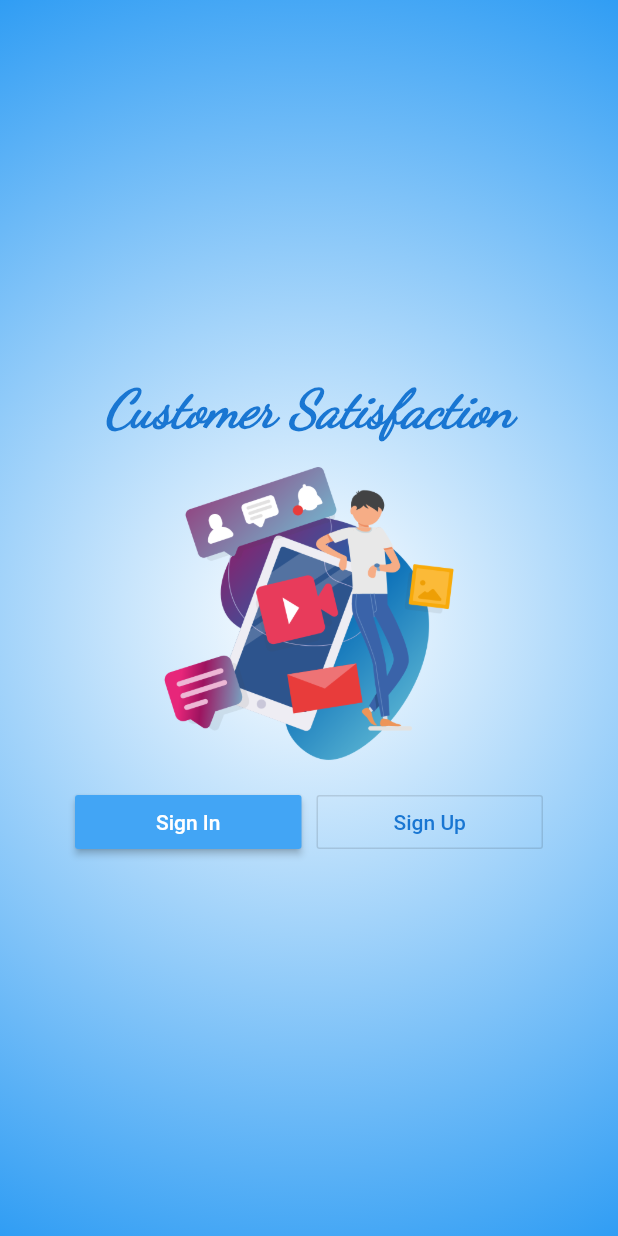
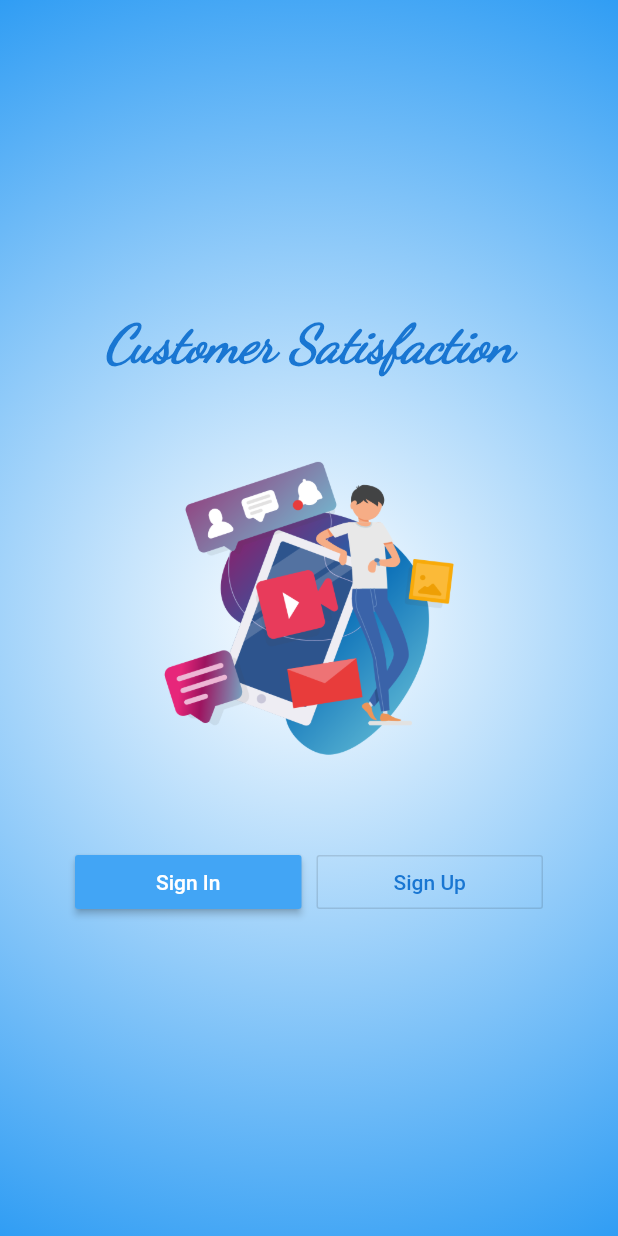
Before and after one commit to amornpan/first_flutter, a Flutter app: the screen it shows after launch, on a phone screen of 412 x 824 dp. Run offline on Flutter 3.47's test engine with Material 2 defaults, Android fonts, the phone set to English and light mode, and no system bars; our stand-ins replace firebase_auth; accounts and stored records are empty.

```diff
--- a/lib/screens/home.dart
+++ b/lib/screens/home.dart
@@ -35,7 +35,7 @@ class _HomeState extends State<Home> {
   Widget mySizebox() {
     return SizedBox(
       width: 10.0,
-      height: 15.0,
+      height: 55.0,
     );
   }
 
```
Also changed, not shown: lib/screens/authen.dart (+20 -4 lines).
